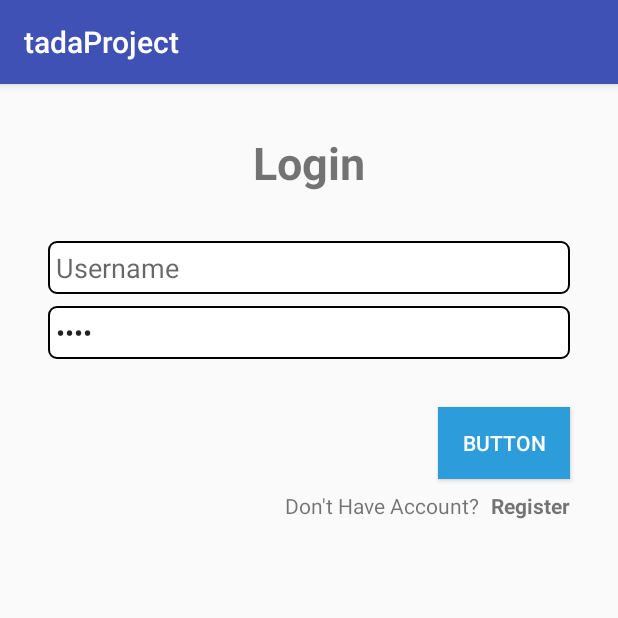
After one commit to deasmahaputra/projectTada, an Android app: the LoginActivity screen opened directly, with no data from a screen before it, on a phone screen of 412 x 824 dp, the top half of it. The commit adds this screen. Run offline under Robolectric (Android 15) with nearby library versions, the phone set to English and light mode, and no system bars.

Commit message:
screen view

```diff
--- /dev/null
+++ b/app/src/main/java/tada/com/tadaproject/activity/LoginActivity.kt
@@ -0,0 +1,36 @@
+package tada.com.tadaproject.activity
+
+import android.content.Intent
+import android.os.Bundle
+import android.support.v7.app.AppCompatActivity
+import android.view.View
+import android.widget.Button
+import android.widget.EditText
+import android.widget.TextView
+import tada.com.tadaproject.R
+
+class LoginActivity : AppCompatActivity(){
+
+    lateinit var username : EditText
+    lateinit var password : EditText
+    lateinit var registerButton : TextView
+    lateinit var submitButton : Button
+
+    override fun onCreate(savedInstanceState: Bundle?) {
+        super.onCreate(savedInstanceState)
+        setContentView(R.layout.activity_login)
+
+        username = findViewById<EditText>(R.id.username_et)
+        password = findViewById<EditText>(R.id.password_et)
+        registerButton = findViewById<TextView>(R.id.register_btn)
+        submitButton = findViewById<Button>(R.id.button)
+
+        submitButton.setOnClickListener(View.OnClickListener {
+            startActivity(Intent(this, MainActivity::class.java))
+        })
+
+        registerButton.setOnClickListener(View.OnClickListener {
+            startActivity(Intent(this, RegisterActivity::class.java))
+        })
+    }
+}
--- a/app/src/main/java/tada/com/tadaproject/MainActivity.kt
+++ b/app/src/main/java/tada/com/tadaproject/activity/MainActivity.kt
@@ -1,4 +1,4 @@
-package tada.com.tadaproject
+package tada.com.tadaproject.activity
 
 import android.os.Bundle
 import android.support.design.widget.NavigationView
@@ -10,6 +10,7 @@ import android.view.Menu
 import android.view.MenuItem
 import kotlinx.android.synthetic.main.activity_main.*
 import kotlinx.android.synthetic.main.app_bar_main.*
+import tada.com.tadaproject.R
 
 class MainActivity : AppCompatActivity(), NavigationView.OnNavigationItemSelectedListener {
 
--- /dev/null
+++ b/app/src/main/res/drawable/edittext_bg.xml
@@ -0,0 +1,13 @@
+<?xml version="1.0" encoding="utf-8"?>
+<shape xmlns:android="http://schemas.android.com/apk/res/android">
+
+    <!-- Background Color -->
+    <solid android:color="#ffffff" />
+
+    <!-- Border Color -->
+    <stroke android:width="1dp" android:color="#000000" />
+
+    <!-- Round Corners -->
+    <corners android:radius="5dp" />
+
+</shape>
--- /dev/null
+++ b/app/src/main/res/layout/activity_login.xml
@@ -0,0 +1,98 @@
+<?xml version="1.0" encoding="utf-8"?>
+<android.support.constraint.ConstraintLayout
+    xmlns:android="http://schemas.android.com/apk/res/android"
+    xmlns:app="http://schemas.android.com/apk/res-auto"
+    xmlns:tools="http://schemas.android.com/tools"
+    android:layout_width="match_parent"
+    android:layout_height="match_parent">
+
+
+    <TextView
+        android:id="@+id/textView2"
+        android:layout_width="wrap_content"
+        android:layout_height="wrap_content"
+        android:layout_marginEnd="8dp"
+        android:layout_marginLeft="8dp"
+        android:layout_marginRight="8dp"
+        android:layout_marginStart="8dp"
+        android:layout_marginTop="32dp"
+        android:text="Login"
+        android:textSize="30sp"
+        android:textStyle="bold"
+        app:layout_constraintEnd_toEndOf="parent"
+        app:layout_constraintStart_toStartOf="parent"
+        app:layout_constraintTop_toTopOf="parent" />
+
+    <EditText
+        android:id="@+id/username_et"
+        android:layout_width="0dp"
+        android:layout_height="wrap_content"
+        android:layout_marginEnd="32dp"
+        android:layout_marginLeft="32dp"
+        android:layout_marginRight="32dp"
+        android:layout_marginStart="32dp"
+        android:layout_marginTop="32dp"
+        android:ems="10"
+        android:background="@drawable/edittext_bg"
+        android:padding="5dp"
+        android:inputType="textPersonName"
+        android:hint="Username"
+        app:layout_constraintEnd_toEndOf="parent"
+        app:layout_constraintStart_toStartOf="parent"
+        app:layout_constraintTop_toBottomOf="@+id/textView2" />
+
+    <EditText
+        android:id="@+id/password_et"
+        android:layout_width="0dp"
+        android:layout_height="wrap_content"
+        android:layout_marginEnd="32dp"
+        android:layout_marginLeft="32dp"
+        android:layout_marginRight="32dp"
+        android:layout_marginStart="32dp"
+        android:layout_marginTop="8dp"
+        android:ems="10"
+        android:inputType="textPassword"
+        android:hint="Password"
+        android:background="@drawable/edittext_bg"
+        android:padding="5dp"
+        android:text="Name"
+        app:layout_constraintEnd_toEndOf="parent"
+        app:layout_constraintStart_toStartOf="parent"
+        app:layout_constraintTop_toBottomOf="@+id/username_et" />
+
+    <Button
+        android:id="@+id/button"
+        android:layout_width="wrap_content"
+        android:layout_height="wrap_content"
+        android:layout_marginEnd="32dp"
+        android:layout_marginRight="32dp"
+        android:layout_marginTop="32dp"
+        android:text="Button"
+        android:background="@color/blue"
+        android:textColor="@color/white"
+        app:layout_constraintEnd_toEndOf="parent"
+        app:layout_constraintTop_toBottomOf="@+id/password_et" />
+
+    <TextView
+        android:id="@+id/textView3"
+        android:layout_width="wrap_content"
+        android:layout_height="wrap_content"
+        android:layout_marginEnd="8dp"
+        android:layout_marginRight="8dp"
+        android:layout_marginTop="8dp"
+        android:text="Don't Have Account?"
+        app:layout_constraintEnd_toStartOf="@+id/register_btn"
+        app:layout_constraintTop_toBottomOf="@+id/button" />
+
+    <TextView
+        android:id="@+id/register_btn"
+        android:layout_width="wrap_content"
+        android:layout_height="wrap_content"
+        android:layout_marginEnd="32dp"
+        android:layout_marginRight="32dp"
+        android:layout_marginTop="8dp"
+        android:text="Register"
+        android:textStyle="bold"
+        app:layout_constraintEnd_toEndOf="parent"
+        app:layout_constraintTop_toBottomOf="@+id/button" />
+</android.support.constraint.ConstraintLayout>
--- a/app/src/main/res/layout/app_bar_main.xml
+++ b/app/src/main/res/layout/app_bar_main.xml
@@ -4,7 +4,7 @@
     xmlns:tools="http://schemas.android.com/tools"
     android:layout_width="match_parent"
     android:layout_height="match_parent"
-    tools:context=".MainActivity">
+    tools:context=".activity.MainActivity">
 
     <android.support.design.widget.AppBarLayout
         android:layout_width="match_parent"
--- a/app/src/main/res/layout/content_main.xml
+++ b/app/src/main/res/layout/content_main.xml
@@ -5,7 +5,7 @@
     android:layout_width="match_parent"
     android:layout_height="match_parent"
     app:layout_behavior="@string/appbar_scrolling_view_behavior"
-    tools:context=".MainActivity"
+    tools:context=".activity.MainActivity"
     tools:showIn="@layout/app_bar_main">
 
     <TextView
--- /dev/null
+++ b/app/src/main/res/layout/fragment_main.xml
@@ -0,0 +1,6 @@
+<?xml version="1.0" encoding="utf-8"?>
+<android.support.constraint.ConstraintLayout
+    xmlns:android="http://schemas.android.com/apk/res/android" android:layout_width="match_parent"
+    android:layout_height="match_parent">
+
+</android.support.constraint.ConstraintLayout>
```
Also changed, not shown: app/build.gradle (+10 -0 lines), app/src/main/AndroidManifest.xml (+8 -1 lines), app/src/main/java/tada/com/tadaproject/activity/RegisterActivity.kt (added, +13 -0 lines), app/src/main/java/tada/com/tadaproject/activity/SplashScreenActivity.kt (added, +23 -0 lines), app/src/main/java/tada/com/tadaproject/fragment/FragmentMainView.kt (added, +31 -0 lines), app/src/main/java/tada/com/tadaproject/service/Api.kt (added, +8 -0 lines), app/src/main/res/layout/activity_register.xml (added, +98 -0 lines), app/src/main/res/layout/activity_splash_screen.xml (added, +24 -0 lines), app/src/main/res/values/colors.xml (+13 -0 lines).
